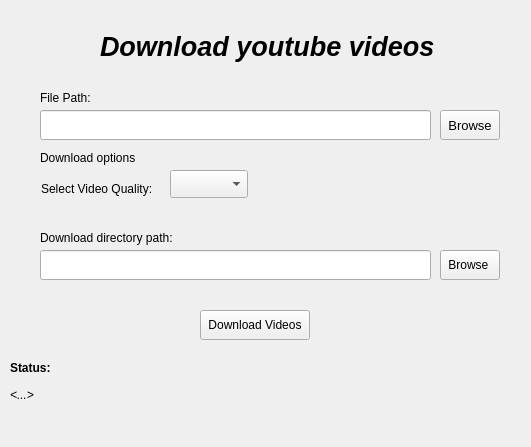
Above: yTGui.ui from RaghuKA/PyQtYouTube-dl before the change. Below: the same form after it.
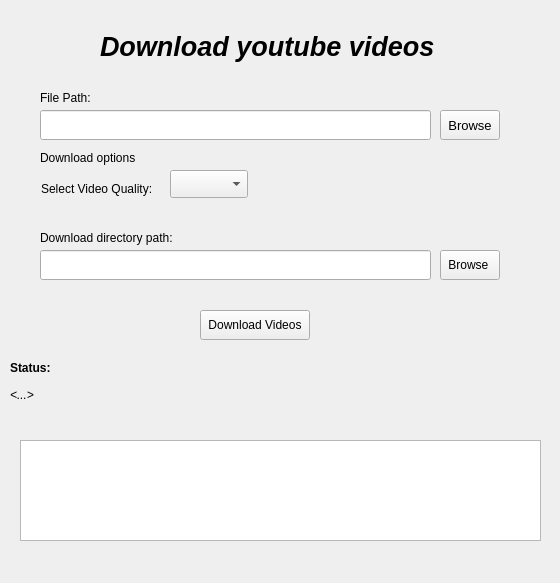
That is the form after the change.

Commit message: New Gui feature Log display field added

Patch:
```diff
--- a/yTGui.ui
+++ b/yTGui.ui
@@ -6,8 +6,8 @@
    <rect>
     <x>0</x>
     <y>0</y>
-    <width>531</width>
-    <height>447</height>
+    <width>560</width>
+    <height>583</height>
    </rect>
   </property>
   <property name="windowTitle">
@@ -213,6 +213,16 @@
      <string>Status:</string>
     </property>
    </widget>
+   <widget class="QPlainTextEdit" name="Log">
+    <property name="geometry">
+     <rect>
+      <x>20</x>
+      <y>440</y>
+      <width>521</width>
+      <height>101</height>
+     </rect>
+    </property>
+   </widget>
   </widget>
   <widget class="QMenuBar" name="menubar">
    <property name="geometry">
```
Left out of the diff: 4 changed lines with no effect on the pictures. The commit also changes 1 other file.
